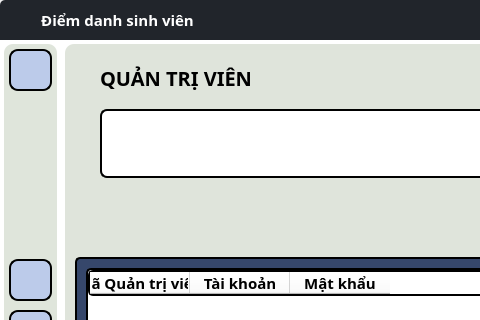
Old version of the form admin.ui in the repository cdghhhiilnnotu/Face-Attendance-CLIENT; both pictures show x 0 to 480 and y 0 to 320 of the 1280 by 720 pixel window.
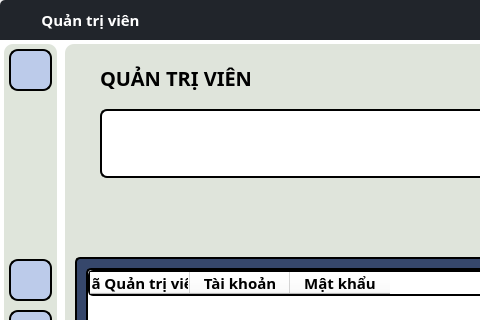
New version of the form. Icons and pictures are not drawn. Custom widgets are drawn as their Qt base class.

```diff
--- a/admin.ui
+++ b/admin.ui
@@ -121,7 +121,7 @@
           <string notr="true">color: rgb(255, 255, 255);</string>
          </property>
          <property name="text">
-          <string>Điểm danh sinh viên</string>
+          <string>Quản trị viên</string>
          </property>
          <property name="alignment">
           <set>Qt::AlignCenter</set>
```
